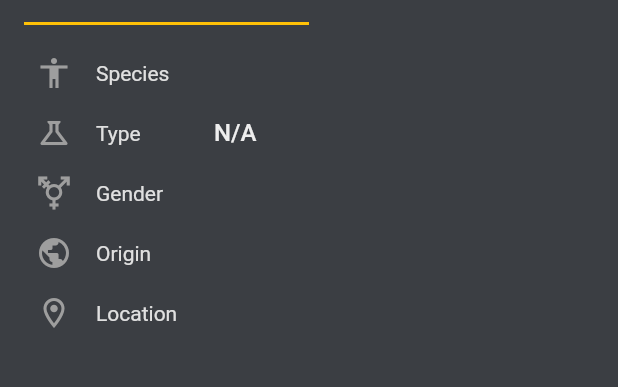
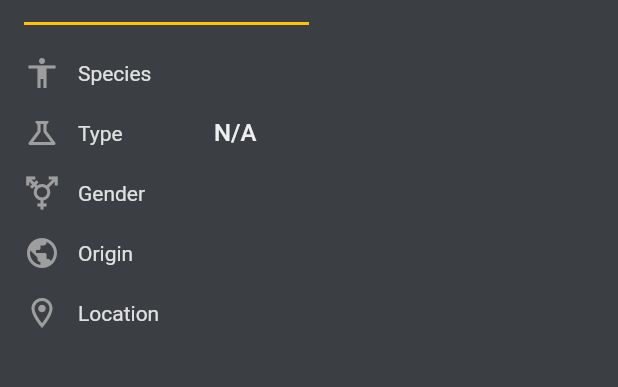
Before and after one commit to TanMar23/rick_and_morty_app, a Flutter app: the TabsInformation screen opened directly with empty values, on a phone screen of 412 x 824 dp, the part 53-440 px from its top. Run offline on Flutter 3.47's test engine with Material 2 defaults, Android fonts, the phone set to English and light mode, and no system bars; our stand-ins replace dio, get_it, shared_preferences; accounts and stored records are empty; network calls fail.

Commit message:
ui fixes for small android devices

```diff
--- a/lib/widgets/tabs_information.dart
+++ b/lib/widgets/tabs_information.dart
@@ -143,19 +143,29 @@ TableRow getTableRow({
   return TableRow(
     children: [
       Padding(
-        padding: const EdgeInsets.all(8),
+        padding: const EdgeInsets.symmetric(vertical: 8),
         child: Row(children: [
           Icon(
             icon,
             color: Colors.grey,
           ),
-          const SizedBox(width: 16),
+          const SizedBox(width: 12),
           Text(title),
         ]),
       ),
-      Text(
-        description,
-        style: Theme.of(context).textTheme.subtitle1,
+      Flex(
+        direction: Axis.horizontal,
+        children: [
+          Flexible(
+            child: Text(
+              description,
+              style: Theme.of(context).textTheme.subtitle1,
+              overflow: TextOverflow.fade,
+              softWrap: false,
+              maxLines: 1,
+            ),
+          ),
+        ],
       ),
     ],
   );
```
Also changed, not shown: lib/widgets/card_item.dart (+48 -35 lines), lib/widgets/circle_avatar_img.dart (+11 -5 lines).
